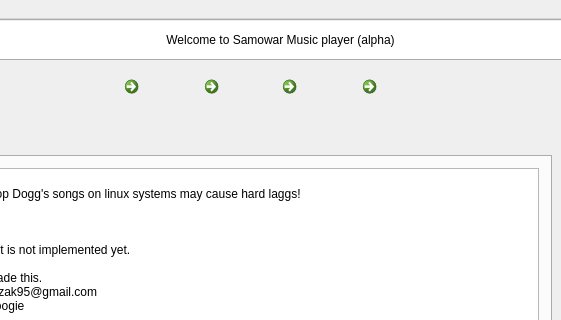
Old version of the form mainwindow.ui in the repository flyboy14/SamowarMP; both pictures show x 119 to 680 and y 0 to 320 of the 817 by 452 pixel window.
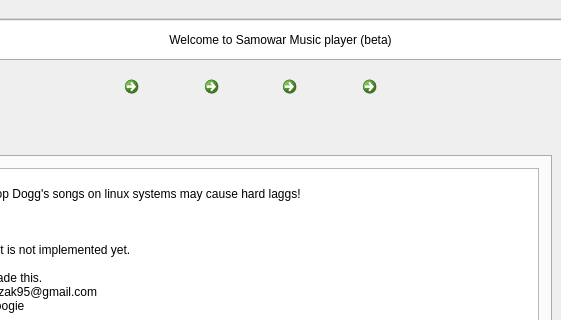
New version of the form. Icons and pictures are not drawn.

Commit message: added bad playlist support (samowar is now beta)

```diff
--- a/mainwindow.ui
+++ b/mainwindow.ui
@@ -603,7 +603,7 @@
      <string>&lt;html&gt;&lt;head/&gt;&lt;body&gt;&lt;p&gt;Listen to music with Flavour&lt;/p&gt;&lt;/body&gt;&lt;/html&gt;</string>
     </property>
     <property name="text">
-     <string>Welcome to Samowar Music player (alpha)</string>
+     <string>Welcome to Samowar Music player (beta)</string>
     </property>
     <property name="alignment">
      <set>Qt::AlignCenter</set>
```
Left out of the diff: 6 changed lines with no effect on the pictures. The commit also changes 4 other files.
